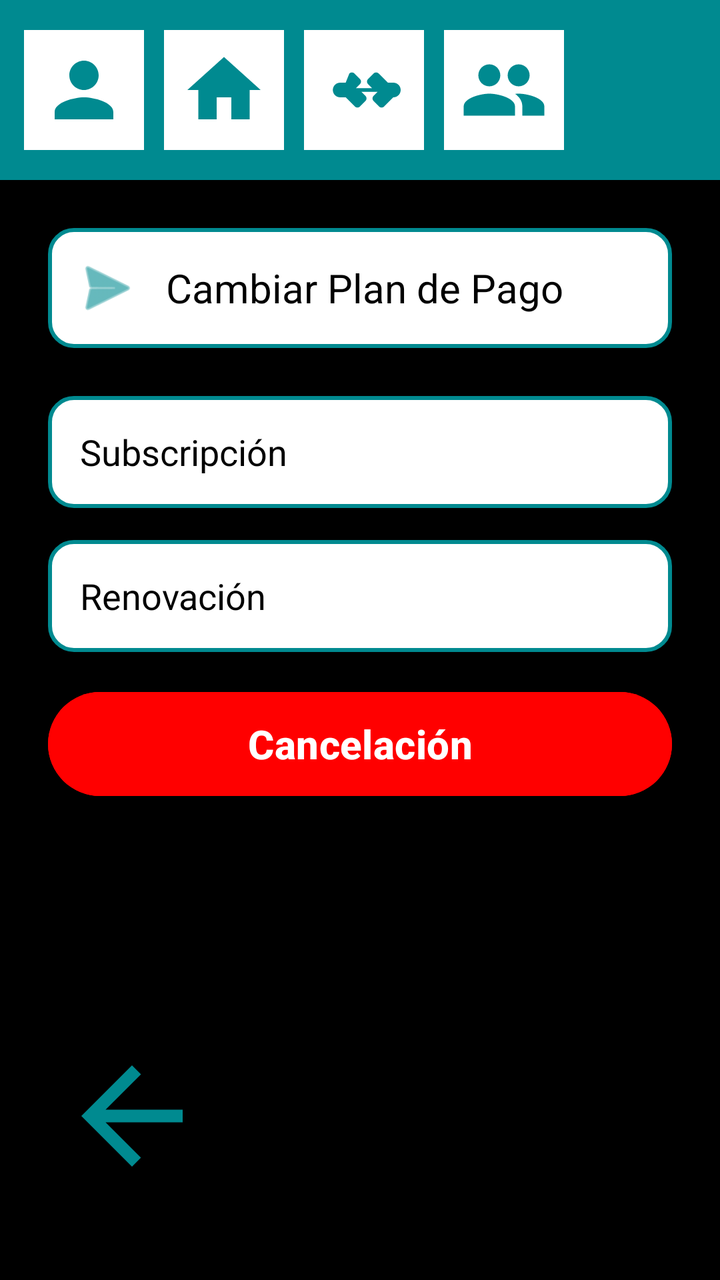
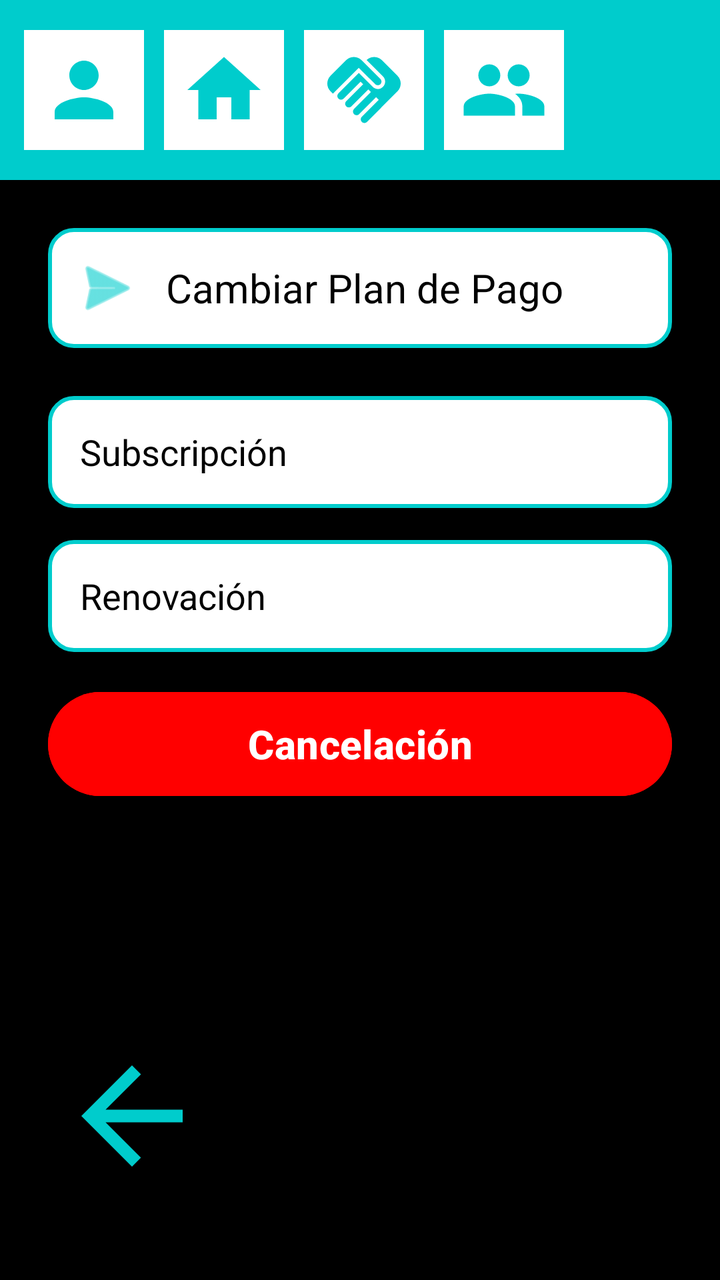

Compare the two renders of this Android layout. The source of the first and the diff that turns it into the second are given below.
<!-- AndroidManifest.xml: application theme Theme.QuikFile -->
<!-- res/layout/activity_payment_plan.xml -->
<?xml version="1.0" encoding="utf-8"?>
<androidx.constraintlayout.widget.ConstraintLayout xmlns:android="http://schemas.android.com/apk/res/android"
    xmlns:app="http://schemas.android.com/apk/res-auto"
    xmlns:tools="http://schemas.android.com/tools"
    android:layout_width="match_parent"
    android:layout_height="match_parent"
    android:background="@color/background_black"
    tools:context=".PaymentPlanActivity">

    
    <LinearLayout
        android:id="@+id/topBar"
        android:layout_width="match_parent"
        android:layout_height="90dp"
        android:background="@color/blue_app"
        android:gravity="center_vertical"
        android:orientation="horizontal"
        android:paddingStart="12dp"
        android:paddingEnd="12dp"
        android:elevation="4dp"
        app:layout_constraintTop_toTopOf="parent">

        <ImageView
            android:id="@+id/btnSettingsTop"
            android:layout_width="60dp"
            android:layout_height="60dp"
            android:layout_marginEnd="10dp"
            android:background="@color/white"
            android:padding="8dp"
            android:src="@drawable/ic_person"
            app:tint="@color/blue_app" />

        <ImageView
            android:id="@+id/btnHomeTop"
            android:layout_width="60dp"
            android:layout_height="60dp"
            android:layout_marginEnd="10dp"
            android:background="@color/white"
            android:padding="8dp"
            android:src="@drawable/ic_home"
            app:tint="@color/blue_app" />

        <ImageView
            android:id="@+id/btnSharedTop"
            android:layout_width="60dp"
            android:layout_height="60dp"
            android:layout_marginEnd="10dp"
            android:background="@color/white"
            android:padding="8dp"
            android:src="@drawable/ic_handshake"
            app:tint="@color/blue_app" />

        <ImageView
            android:id="@+id/btnLoginTop"
            android:layout_width="60dp"
            android:layout_height="60dp"
            android:background="@color/white"
            android:padding="8dp"
            android:src="@drawable/ic_group"
            app:tint="@color/blue_app" />
    </LinearLayout>

    
    <LinearLayout
        android:id="@+id/titleBar"
        android:layout_width="match_parent"
        android:layout_height="60dp"
        android:layout_marginStart="24dp"
        android:layout_marginTop="24dp"
        android:layout_marginEnd="24dp"
        android:background="@drawable/search_bar_background"
        android:gravity="center_vertical"
        android:orientation="horizontal"
        android:paddingStart="12dp"
        android:paddingEnd="12dp"
        app:layout_constraintTop_toBottomOf="@id/topBar">

        <ImageView
            android:layout_width="35dp"
            android:layout_height="35dp"
            android:src="@android:drawable/ic_menu_send"
            app:tint="@color/blue_app" />

        <TextView
            android:layout_width="wrap_content"
            android:layout_height="wrap_content"
            android:layout_marginStart="12dp"
            android:text="Cambiar Plan de Pago"
            android:textColor="@color/black"
            android:textSize="20sp" />
    </LinearLayout>

    
    <LinearLayout
        android:id="@+id/optionsLayout"
        android:layout_width="match_parent"
        android:layout_height="wrap_content"
        android:layout_marginStart="24dp"
        android:layout_marginTop="24dp"
        android:layout_marginEnd="24dp"
        android:orientation="vertical"
        app:layout_constraintTop_toBottomOf="@id/titleBar">

        
        <LinearLayout
            android:id="@+id/btnSubscription"
            android:layout_width="match_parent"
            android:layout_height="56dp"
            android:layout_marginBottom="16dp"
            android:background="@drawable/search_bar_background"
            android:gravity="center_vertical"
            android:orientation="horizontal"
            android:paddingStart="16dp"
            android:paddingEnd="16dp"
            android:clickable="true"
            android:focusable="true">

            <TextView
                android:layout_width="match_parent"
                android:layout_height="wrap_content"
                android:text="Subscripción"
                android:textColor="@color/black"
                android:textSize="18sp" />
        </LinearLayout>

        
        <LinearLayout
            android:id="@+id/btnRenewal"
            android:layout_width="match_parent"
            android:layout_height="56dp"
            android:layout_marginBottom="16dp"
            android:background="@drawable/search_bar_background"
            android:gravity="center_vertical"
            android:orientation="horizontal"
            android:paddingStart="16dp"
            android:paddingEnd="16dp"
            android:clickable="true"
            android:focusable="true">

            <TextView
                android:layout_width="match_parent"
                android:layout_height="wrap_content"
                android:text="Renovación"
                android:textColor="@color/black"
                android:textSize="18sp" />
        </LinearLayout>

        
        <Button
            android:id="@+id/btnCancellation"
            android:layout_width="match_parent"
            android:layout_height="60dp"
            android:backgroundTint="@color/red_delete"
            android:text="Cancelación"
            android:textAllCaps="false"
            android:textColor="@color/white"
            android:textSize="20sp"
            android:textStyle="bold" />
    </LinearLayout>

    
    <ImageView
        android:id="@+id/btnBack"
        android:layout_width="100dp"
        android:layout_height="100dp"
        android:layout_marginStart="16dp"
        android:layout_marginBottom="32dp"
        android:padding="12dp"
        android:src="@drawable/ic_arrow_back"
        app:layout_constraintBottom_toBottomOf="parent"
        app:layout_constraintStart_toStartOf="parent"
        app:tint="@color/blue_app" />

</androidx.constraintlayout.widget.ConstraintLayout>
<!-- resources referenced by this layout -->
<resources>
  <color name="background_black">#000000</color>//si lo he puesto todo bien sobraria este
  <color name="black">#FF000000</color>
  <color name="blue_app">#008A90</color>
  <color name="red_delete">#FF0000</color>
  <color name="white">#FFFFFFFF</color>
  <!-- drawable ic_arrow_back (drawable) -->
  <vector xmlns:android="http://schemas.android.com/apk/res/android"
      android:width="24dp"
      android:height="24dp"
      android:viewportWidth="24"
      android:viewportHeight="24">
    <path
        android:fillColor="@color/black"
        android:pathData="M20,11H7.83l5.59,-5.59L12,4l-8,8 8,8 1.41,-1.41L7.83,13H20v-2z"/>
  </vector>
  <!-- drawable ic_group (drawable) -->
  <?xml version="1.0" encoding="utf-8"?>
  <vector xmlns:android="http://schemas.android.com/apk/res/android"
      android:width="24dp"
      android:height="24dp"
      android:viewportWidth="24"
      android:viewportHeight="24">
      <path
          android:fillColor="#000000"
          android:pathData="M16,11c1.66,0 2.99,-1.34 2.99,-3S17.66,5 16,5s-3,1.34 -3,3 1.34,3 3,3zM8,11c1.66,0 2.99,-1.34 2.99,-3S9.66,5 8,5 5,6.34 5,8s1.34,3 3,3zM8,13c-2.33,0 -7,1.17 -7,3.5V19h14v-2.5c0,-2.33 -4.67,-3.5 -7,-3.5zM16,13c-0.29,0 -0.62,0.02 -0.97,0.05 1.16,0.84 1.97,1.97 1.97,3.45V19h6v-2.5c0,-2.33 -4.67,-3.5 -7,-3.5z"/>
  </vector>
  <!-- drawable ic_handshake (drawable) -->
  <?xml version="1.0" encoding="utf-8"?>
  <vector xmlns:android="http://schemas.android.com/apk/res/android"
      android:width="24dp"
      android:height="24dp"
      android:viewportWidth="24"
      android:viewportHeight="24">
      <path
          android:fillColor="#000000"
          android:pathData="M22,12c0,-1.1 -0.9,-2 -2,-2h-1.5l-2.5,-2.5c-0.39,-0.39 -1.01,-0.39 -1.4,0l-1.5,1.5c-0.39,0.39 -0.39,1.01 0,1.4l1.1,1.1h-4.4l1.1,-1.1c0.39,-0.39 0.39,-1.01 0,-1.4l-1.5,-1.5c-0.39,-0.39 -1.01,-0.39 -1.4,0L7,10H5.5c-1.1,0 -2,0.9 -2,2s0.9,2 2,2h1.5l2.5,2.5c0.39,0.39 1.01,0.39 1.4,0l1.5,-1.5c0.39,-0.39 0.39,-1.01 0,-1.4l-1.1,-1.1h4.4l-1.1,1.1c-0.39,0.39 -0.39,1.01 0,1.4l1.5,1.5c0.39,0.39 1.01,0.39 1.4,0l2.5,-2.5H20c1.1,0 2,-0.9 2,-2z"/>
  </vector>
  <!-- drawable ic_home (drawable) -->
  <?xml version="1.0" encoding="utf-8"?>
  <vector xmlns:android="http://schemas.android.com/apk/res/android"
      android:width="24dp"
      android:height="24dp"
      android:viewportWidth="24"
      android:viewportHeight="24">
      <path
          android:fillColor="#000000"
          android:pathData="M10,20V14H14V20H19V12H22L12,3L2,12H5V20H10Z"/>
  </vector>
  <!-- drawable ic_person (drawable) -->
  <?xml version="1.0" encoding="utf-8"?>
  <vector xmlns:android="http://schemas.android.com/apk/res/android"
      android:width="24dp"
      android:height="24dp"
      android:viewportWidth="24"
      android:viewportHeight="24">
      <path
          android:fillColor="#000000"
          android:pathData="M12,12c2.21,0 4,-1.79 4,-4s-1.79,-4 -4,-4 -4,1.79 -4,4 1.79,4 4,4zM12,14c-2.67,0 -8,1.34 -8,4v2h16v-2c0,-2.66 -5.33,-4 -8,-4z"/>
  </vector>
  <!-- drawable search_bar_background (drawable) -->
  <?xml version="1.0" encoding="utf-8"?>
  <shape xmlns:android="http://schemas.android.com/apk/res/android">
      <solid android:color="@color/white" />
      <corners android:radius="12dp" />
      <stroke android:width="2dp" android:color="@color/blue_app" />
  </shape>
  <style name="Theme.QuikFile" parent="Base.Theme.QuikFile" />
  <style name="Base.Theme.QuikFile" parent="Theme.Material3.DayNight.NoActionBar">
          
          
      </style>
</resources>

<!-- the commit's change to res/layout/activity_payment_plan.xml (unified diff, before → after) -->
@@ -4,7 +4,7 @@
     xmlns:tools="http://schemas.android.com/tools"
     android:layout_width="match_parent"
     android:layout_height="match_parent"
-    android:background="@color/background_black"
+    android:background="@color/black"
     tools:context=".PaymentPlanActivity">
 
     
<!-- resource entries referenced after the edit -->
@@ -1,8 +1,7 @@
 <!-- resources referenced by this layout -->
 <resources>
-  <color name="background_black">#000000</color>//si lo he puesto todo bien sobraria este
   <color name="black">#FF000000</color>
-  <color name="blue_app">#008A90</color>
+  <color name="blue_app">#00CCCC</color>
   <color name="red_delete">#FF0000</color>
   <color name="white">#FFFFFFFF</color>
   <!-- drawable ic_arrow_back (drawable) -->
@@ -27,15 +26,10 @@
           android:pathData="M16,11c1.66,0 2.99,-1.34 2.99,-3S17.66,5 16,5s-3,1.34 -3,3 1.34,3 3,3zM8,11c1.66,0 2.99,-1.34 2.99,-3S9.66,5 8,5 5,6.34 5,8s1.34,3 3,3zM8,13c-2.33,0 -7,1.17 -7,3.5V19h14v-2.5c0,-2.33 -4.67,-3.5 -7,-3.5zM16,13c-0.29,0 -0.62,0.02 -0.97,0.05 1.16,0.84 1.97,1.97 1.97,3.45V19h6v-2.5c0,-2.33 -4.67,-3.5 -7,-3.5z"/>
   </vector>
   <!-- drawable ic_handshake (drawable) -->
-  <?xml version="1.0" encoding="utf-8"?>
-  <vector xmlns:android="http://schemas.android.com/apk/res/android"
-      android:width="24dp"
-      android:height="24dp"
-      android:viewportWidth="24"
-      android:viewportHeight="24">
-      <path
-          android:fillColor="#000000"
-          android:pathData="M22,12c0,-1.1 -0.9,-2 -2,-2h-1.5l-2.5,-2.5c-0.39,-0.39 -1.01,-0.39 -1.4,0l-1.5,1.5c-0.39,0.39 -0.39,1.01 0,1.4l1.1,1.1h-4.4l1.1,-1.1c0.39,-0.39 0.39,-1.01 0,-1.4l-1.5,-1.5c-0.39,-0.39 -1.01,-0.39 -1.4,0L7,10H5.5c-1.1,0 -2,0.9 -2,2s0.9,2 2,2h1.5l2.5,2.5c0.39,0.39 1.01,0.39 1.4,0l1.5,-1.5c0.39,-0.39 0.39,-1.01 0,-1.4l-1.1,-1.1h4.4l-1.1,1.1c-0.39,0.39 -0.39,1.01 0,1.4l1.5,1.5c0.39,0.39 1.01,0.39 1.4,0l2.5,-2.5H20c1.1,0 2,-0.9 2,-2z"/>
+  <vector xmlns:android="http://schemas.android.com/apk/res/android" android:height="24dp" android:tint="@color/blue_app" android:viewportHeight="24" android:viewportWidth="24" android:width="24dp">
+  
+      <path android:fillColor="@android:color/white" android:pathData="M16.48,10.41c-0.39,0.39 -1.04,0.39 -1.43,0l-4.47,-4.46l-7.05,7.04l-0.66,-0.63c-1.17,-1.17 -1.17,-3.07 0,-4.24l4.24,-4.24c1.17,-1.17 3.07,-1.17 4.24,0L16.48,9C16.87,9.39 16.87,10.02 16.48,10.41zM17.18,8.29c0.78,0.78 0.78,2.05 0,2.83c-1.27,1.27 -2.61,0.22 -2.83,0l-3.76,-3.76l-5.57,5.57c-0.39,0.39 -0.39,1.02 0,1.41c0.39,0.39 1.02,0.39 1.42,0l4.62,-4.62l0.71,0.71l-4.62,4.62c-0.39,0.39 -0.39,1.02 0,1.41c0.39,0.39 1.02,0.39 1.42,0l4.62,-4.62l0.71,0.71l-4.62,4.62c-0.39,0.39 -0.39,1.02 0,1.41c0.39,0.39 1.02,0.39 1.41,0l4.62,-4.62l0.71,0.71l-4.62,4.62c-0.39,0.39 -0.39,1.02 0,1.41c0.39,0.39 1.02,0.39 1.41,0l8.32,-8.34c1.17,-1.17 1.17,-3.07 0,-4.24l-4.24,-4.24c-1.15,-1.15 -3.01,-1.17 -4.18,-0.06L17.18,8.29z"/>
+  
   </vector>
   <!-- drawable ic_home (drawable) -->
   <?xml version="1.0" encoding="utf-8"?>
